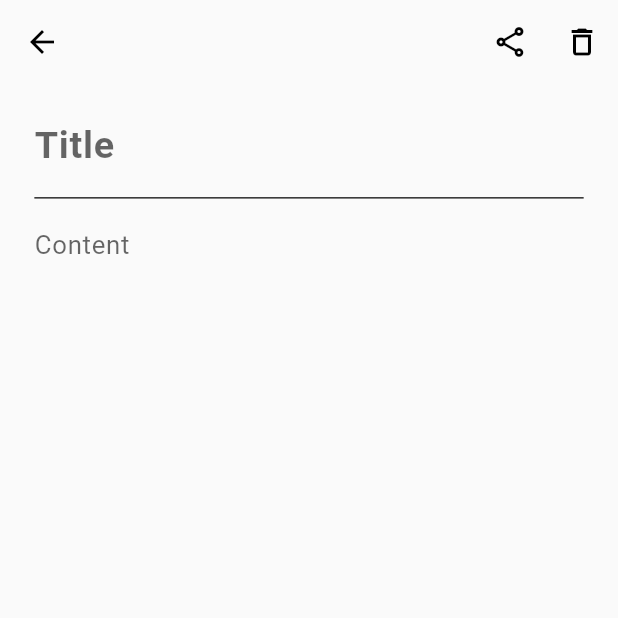
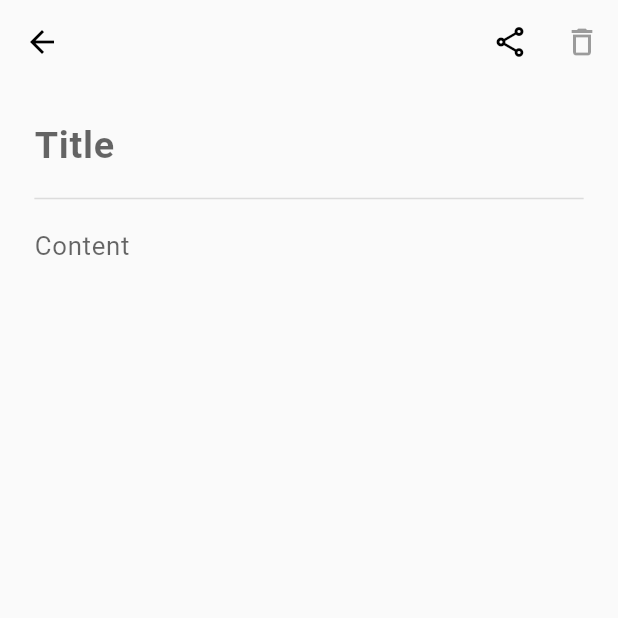
Before and after one commit to CuboidsClub/connect-app, a Flutter app: the NotesPage screen opened directly, after a tap on an icon or button, on a phone screen of 412 x 824 dp, the top half of it. Run offline on Flutter 3.47's test engine with Material 2 defaults, Android fonts, the phone set to English and light mode, and no system bars; our stand-ins replace flutter_screenutil, flutter_svg, font_awesome_flutter, hive, hive_flutter, introduction_screen and 1 more; accounts and stored records are empty.

Commit message:
Finished notes funtionality fully.

```diff
--- a/lib/notes/views/addnotes.dart
+++ b/lib/notes/views/addnotes.dart
@@ -12,7 +12,6 @@ class AddNotes extends StatelessWidget {
   Widget build(BuildContext context) {
     return ChangeNotifierProvider(
       create: (_) => AddNotesViewModel(notes, index),
-      builder: (context, child) => child!,
       child: Scaffold(
         appBar: AppBar(
           actions: [
@@ -20,17 +19,26 @@ class AddNotes extends StatelessWidget {
               icon: Icon(Icons.share_outlined),
               onPressed: () {},
             ),
-            IconButton(
-              icon: Icon(Icons.delete_outline),
-              onPressed: () {},
+            Consumer<AddNotesViewModel>(
+              builder: (context, data, child) => IconButton(
+                icon: Icon(Icons.delete_outline),
+                onPressed: data.index == null
+                    ? null
+                    : () async {
+                        await context
+                            .read<AddNotesViewModel>()
+                            .deleteNotes(index!);
+                        Navigator.pop(context);
+                      },
+              ),
             ),
           ],
         ),
         body: ListView(
           padding: EdgeInsets.only(top: 12.h, left: 20.w, right: 20.w),
           children: [
-            AddNotesTitle(),
-            AddNotesContent(),
+            AddNotesTitle(notes == null ? null : notes!.title),
+            AddNotesContent(notes == null ? null : notes!.content),
           ],
         ),
       ),
@@ -39,13 +47,16 @@ class AddNotes extends StatelessWidget {
 }
 
 class AddNotesTitle extends StatelessWidget {
+  const AddNotesTitle(this.title);
+  final String? title;
   @override
   Widget build(BuildContext context) {
     return Column(
       children: [
-        TextField(
+        TextFormField(
           minLines: 1,
           maxLines: 2,
+          initialValue: title,
           onChanged: (String title) =>
               context.read<AddNotesViewModel>().titleChanged(title),
           style: TextStyle(
@@ -62,11 +73,8 @@ class AddNotesTitle extends StatelessWidget {
             ),
           ),
         ),
-        Container(
-          margin: EdgeInsets.only(top: 6.h, bottom: 6.h),
-          width: 1.sw,
-          height: 0.0010.sh,
-          color: Colors.black,
+        Divider(
+          thickness: 1,
         ),
       ],
     );
@@ -74,9 +82,12 @@ class AddNotesTitle extends StatelessWidget {
 }
 
 class AddNotesContent extends StatelessWidget {
+  const AddNotesContent(this.content);
+  final String? content;
   @override
   Widget build(BuildContext context) {
-    return TextField(
+    return TextFormField(
+      initialValue: content,
       maxLines: 100,
       minLines: 1,
       onChanged: (String content) =>
--- a/lib/utils/routes.dart
+++ b/lib/utils/routes.dart
@@ -1,5 +1,6 @@
 import 'package:biher_noticeboard/home/views/home.dart';
 import 'package:biher_noticeboard/into/into.dart';
+import 'package:biher_noticeboard/models/notes.dart';
 import 'package:biher_noticeboard/notes/views/addnotes.dart';
 import 'package:biher_noticeboard/utils/constants.dart';
 import 'package:flutter/material.dart';
@@ -12,8 +13,18 @@ Route<dynamic> onGenerateRoute(RouteSettings settings) {
         builder: (_) => IntoScreenPage(),
       );
     case addNotes:
+      Notes? note;
+      int? index;
+      if (settings.arguments != null) {
+        Map arguments = settings.arguments as Map;
+        note = arguments['note'] as Notes;
+        index = arguments['index'] as int;
+      }
       return MaterialPageRoute(
-        builder: (_) => AddNotes(),
+        builder: (_) => AddNotes(
+          notes: note,
+          index: index,
+        ),
       );
     case home:
       return MaterialPageRoute(
--- a/pubspec.yaml
+++ b/pubspec.yaml
@@ -37,6 +37,7 @@ flutter:
 
     # notes
     - assets/notes/addnotes.svg
+    - assets/notes/notesicon.svg
 
   # fonts:
   #   - family: Schyler
```
Also changed, not shown: lib/notes/viewModel/addnotes_viewModel.dart (+9 -9 lines), lib/notes/views/notes.dart (+34 -5 lines), assets/notes/notesicon.svg (added).
